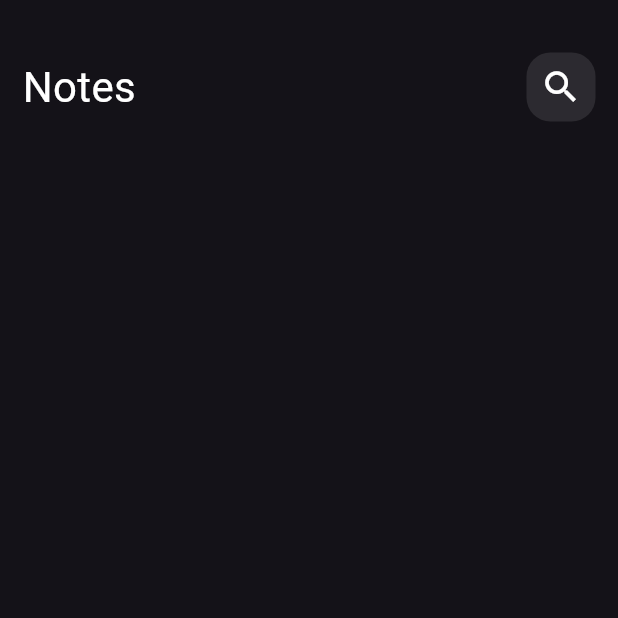
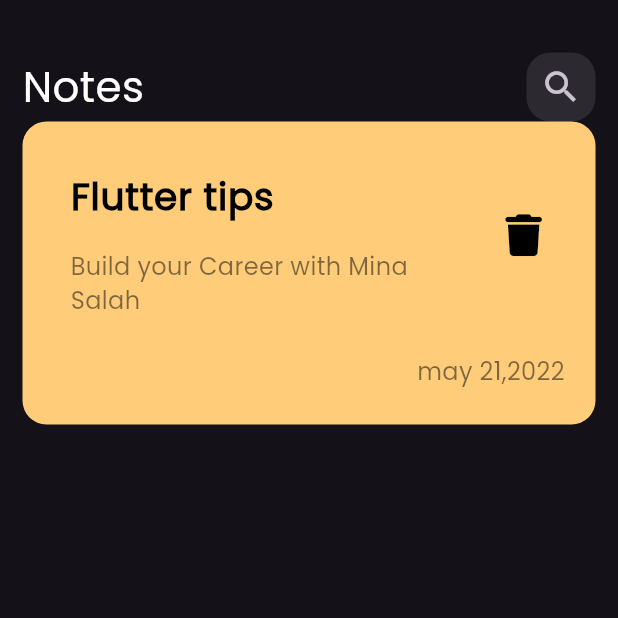
Before and after one commit to minasalah555/notes_app, a Flutter app: the screen it shows after launch, on a phone screen of 412 x 824 dp, the top half of it. Run offline on Flutter 3.47's test engine with Material 3 defaults, Android fonts, the phone set to English and light mode, and no system bars; our stand-ins replace font_awesome_flutter.

Commit message:
create custom item notes

```diff
--- a/lib/main.dart
+++ b/lib/main.dart
@@ -15,6 +15,7 @@ class NotesApp extends StatelessWidget {
       debugShowCheckedModeBanner: false,
       theme: ThemeData(
         brightness: Brightness.dark,
+        fontFamily: 'Poppins',
         // scaffoldBackgroundColor: Color.fromARGB(255, 80, 152, 228)
       ),
       initialRoute: NotesView.id,
--- a/lib/views/widgets/custom_search_icon.dart
+++ b/lib/views/widgets/custom_search_icon.dart
@@ -12,7 +12,10 @@ class CustomSearchIcon extends StatelessWidget {
         color: Colors.white.withOpacity(0.1),
         borderRadius: BorderRadius.circular(16),
       ),
-      child: const Icon(Icons.search, size: 28),
+      child: IconButton(
+        onPressed: () {},
+        icon: const Icon(Icons.search, size: 28),
+      ),
     );
   }
 }
--- /dev/null
+++ b/lib/views/widgets/item_notes.dart
@@ -0,0 +1,65 @@
+import 'package:flutter/material.dart';
+import 'package:font_awesome_flutter/font_awesome_flutter.dart';
+
+class CustomItemNotes extends StatelessWidget {
+  const CustomItemNotes({super.key});
+
+  @override
+  Widget build(BuildContext context) {
+    return Container(
+      padding: EdgeInsets.only(top: 24, bottom: 24, left: 16),
+      decoration: BoxDecoration(
+        color: Color(0xffFFCD7A),
+        borderRadius: BorderRadius.circular(16),
+      ),
+      child: Column(
+        crossAxisAlignment: CrossAxisAlignment.end,
+        children: [
+          ListTile(
+            // contentPadding: EdgeInsets.only(bottom: ),
+            title: Text(
+              'Flutter tips',
+              style: TextStyle(
+                color: Colors.black,
+                fontSize: 25,
+                // fontFamily: 'Poppins',
+                fontWeight: FontWeight.bold,
+              ),
+            ),
+            subtitle: Padding(
+              padding: const EdgeInsets.only(top: 16),
+              child: Text(
+                'Build your Career with Mina Salah',
+                style: TextStyle(
+                  color: Colors.black.withOpacity(0.5),
+                  fontSize: 16,
+                ),
+              ),
+            ),
+            trailing: Padding(
+              padding: const EdgeInsets.only(bottom: 20),
+              child: IconButton(
+                onPressed: () {},
+                icon: Icon(
+                  FontAwesomeIcons.trash,
+                  size: 28,
+                  color: Colors.black,
+                ),
+              ),
+            ),
+          ),
+          Padding(
+            padding: EdgeInsets.only(top: 16, right: 16),
+            child: Text(
+              'may 21,2022 ',
+              style: TextStyle(
+                color: Colors.black.withOpacity(0.5),
+                fontSize: 16,
+              ),
+            ),
+          ),
+        ],
+      ),
+    );
+  }
+}
--- a/lib/views/widgets/notes_view_body.dart
+++ b/lib/views/widgets/notes_view_body.dart
@@ -1,5 +1,6 @@
 import 'package:flutter/material.dart';
 import 'package:notes_app/views/widgets/custom_app_bar.dart';
+import 'package:notes_app/views/widgets/item_notes.dart';
 
 class NotesViewBody extends StatelessWidget {
   const NotesViewBody({super.key});
@@ -8,7 +9,7 @@ class NotesViewBody extends StatelessWidget {
   Widget build(BuildContext context) {
     return Padding(
       padding: const EdgeInsets.symmetric(horizontal: 15),
-      child: const Column(children: [CustomAppBar()]),
+      child: const Column(children: [CustomAppBar(), CustomItemNotes()]),
     );
   }
 }
```
Also changed, not shown: pubspec.yaml (+8 -22 lines), assets/fonts/Poppins-Regular.ttf (added), pubspec.lock.
